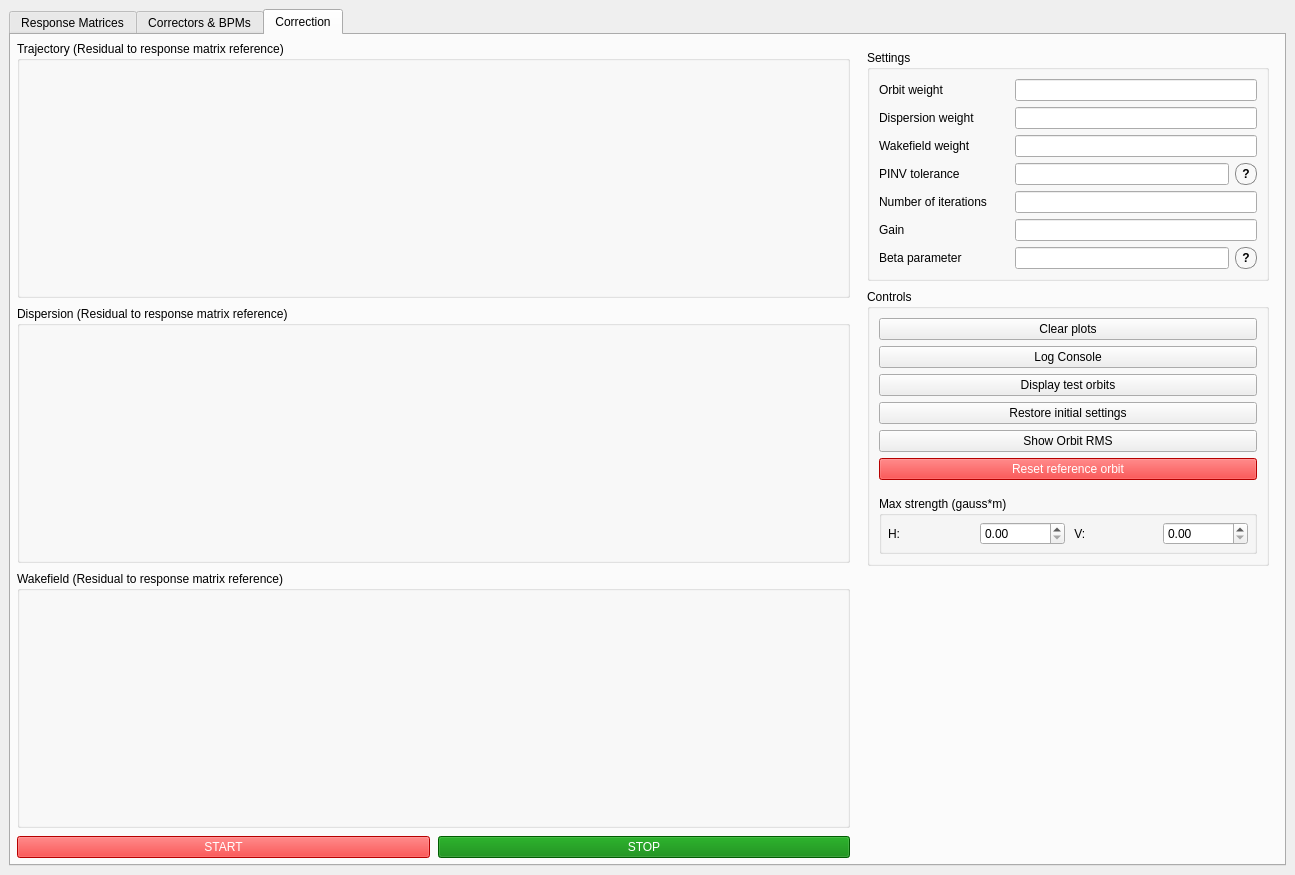
First picture: the form in UI files/BBA_GUI.ui, repository wiktoria-malek/flight-simulator, before the edit.
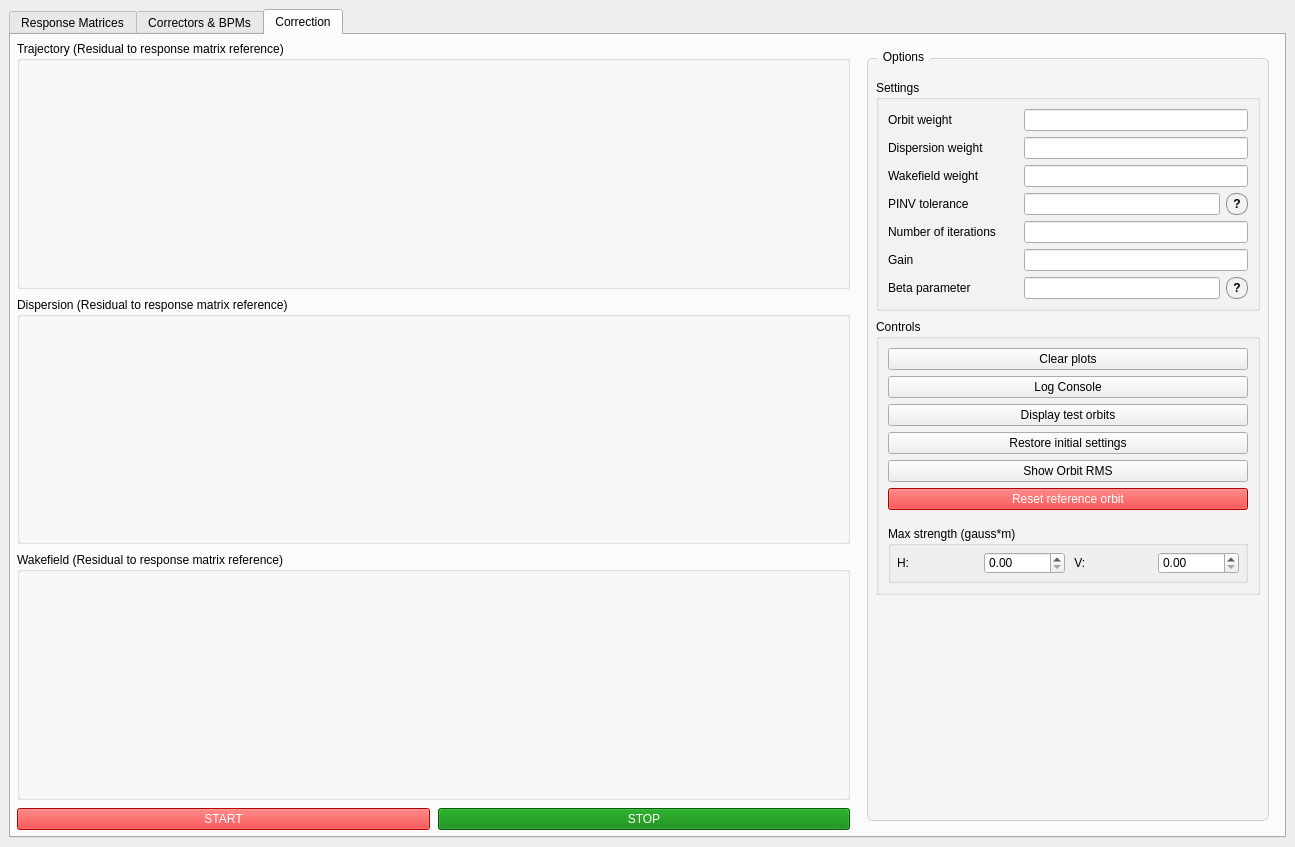
Second picture: the form after the edit. The open tabs and pages were chosen to show the change.

Commit message: Adding CERN logo to every GUI, implementing new emittance reconstruction algorithm using opt.m and leaving space for future possible use of xopt, updating all GUIs.

```diff
--- a/UI files/BBA_GUI.ui
+++ b/UI files/BBA_GUI.ui
@@ -7,7 +7,7 @@
     <x>0</x>
     <y>0</y>
     <width>1295</width>
-    <height>875</height>
+    <height>847</height>
    </rect>
   </property>
   <property name="windowTitle">
@@ -599,6 +599,41 @@
               <number>8</number>
              </property>
              <item>
+              <widget class="QGroupBox" name="options_wrapper_group">
+               <property name="title">
+                <string>Options</string>
+               </property>
+               <property name="styleSheet">
+                <string notr="true">QGroupBox#options_wrapper_group {
+    background-color: rgb(245, 245, 245);
+    border: 1px solid rgb(210, 210, 210);
+    border-radius: 6px;
+    margin-top: 8px;
+    padding-top: 6px;
+}
+QGroupBox#options_wrapper_group::title {
+    subcontrol-origin: margin;
+    left: 10px;
+    padding: 0 4px 0 4px;
+}</string>
+               </property>
+               <layout class="QVBoxLayout" name="options_wrapper_layout">
+                <property name="spacing">
+                 <number>8</number>
+                </property>
+                <property name="leftMargin">
+                 <number>6</number>
+                </property>
+                <property name="topMargin">
+                 <number>10</number>
+                </property>
+                <property name="rightMargin">
+                 <number>6</number>
+                </property>
+                <property name="bottomMargin">
+                 <number>6</number>
+                </property>
+                <item>
               <widget class="QGroupBox" name="groupBox">
                <property name="title">
                 <string>Settings</string>
@@ -1078,11 +1113,90 @@
                </layout>
               </widget>
              </item>
+
+
+<item>
+ <spacer name="logo_top_spacer">
+  <property name="orientation">
+   <enum>Qt::Vertical</enum>
+  </property>
+  <property name="sizeType">
+   <enum>QSizePolicy::Expanding</enum>
+  </property>
+  <property name="sizeHint" stdset="0">
+   <size>
+    <width>20</width>
+    <height>40</height>
+   </size>
+  </property>
+ </spacer>
+</item>
+<item>
+ <layout class="QHBoxLayout" name="logo_center_layout">
+  <item>
+   <spacer name="logo_left_spacer">
+    <property name="orientation">
+     <enum>Qt::Horizontal</enum>
+    </property>
+    <property name="sizeHint" stdset="0">
+     <size>
+      <width>40</width>
+      <height>20</height>
+     </size>
+    </property>
+   </spacer>
+  </item>
+  <item>
+   <widget class="QLabel" name="logo_label">
+    <property name="minimumSize">
+     <size>
+      <width>120</width>
+      <height>80</height>
+     </size>
+    </property>
+    <property name="maximumSize">
+     <size>
+      <width>180</width>
+      <height>60</height>
+     </size>
+    </property>
+    <property name="layoutDirection">
+     <enum>Qt::LeftToRight</enum>
+    </property>
+    <property name="text">
+     <string/>
+    </property>
+    <property name="alignment">
+     <set>Qt::AlignCenter</set>
+    </property>
+    <property name="indent">
+     <number>0</number>
+    </property>
+   </widget>
+  </item>
+  <item>
+   <spacer name="logo_right_spacer">
+    <property name="orientation">
+     <enum>Qt::Horizontal</enum>
+    </property>
+    <property name="sizeHint" stdset="0">
+     <size>
+      <width>40</width>
+      <height>20</height>
+     </size>
+    </property>
+   </spacer>
+  </item>
+ </layout>
+</item>
              <item>
               <spacer name="controls_vertical_spacer">
                <property name="orientation">
                 <enum>Qt::Vertical</enum>
                </property>
+  <property name="sizeType">
+   <enum>QSizePolicy::Expanding</enum>
+  </property>
                <property name="sizeHint" stdset="0">
                 <size>
                  <width>20</width>
@@ -1090,6 +1204,11 @@
                 </size>
                </property>
               </spacer>
+</item>
+
+
+               </layout>
+              </widget>
              </item>
             </layout>
            </widget>
```
Lines whose indentation alone changed are shown as unchanged. The commit also changes 16 other files.
